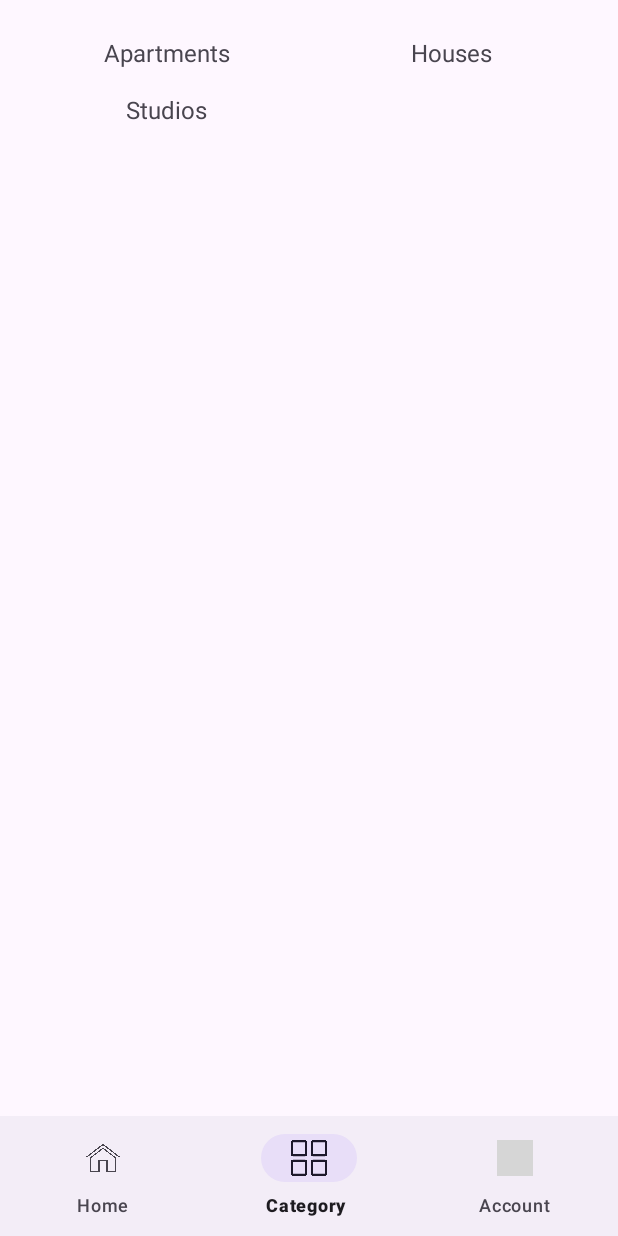
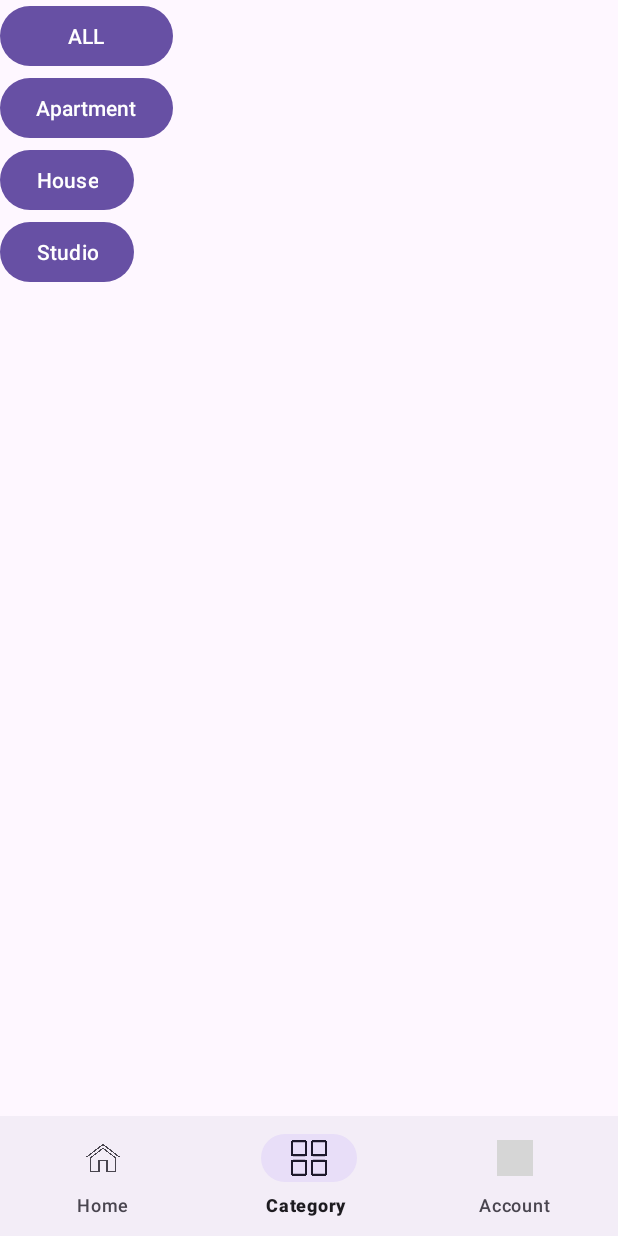
Before and after one commit to YuqiGuo105/RentToOrange, an Android app: the Homepage screen opened directly, with no data from a screen before it, item 2 of the bottom bar chosen, on a phone screen of 412 x 824 dp. Run offline under Robolectric (Android 15) with nearby library versions, the phone set to English and light mode, and no system bars; our stand-ins replace Firebase (no records; nobody signed in at launch, a user with empty details on screens opened directly), Picasso; pictures from the network do not load; grey boxes are pictures that could not be loaded.

Commit message:
Display rent info by category

```diff
--- a/app/src/main/java/com/example/renttoorange/dao/RentInfoRepository.kt
+++ b/app/src/main/java/com/example/renttoorange/dao/RentInfoRepository.kt
@@ -1,15 +1,20 @@
 package com.example.renttoorange.dao
 
 import com.example.renttoorange.model.RentInfo
+import com.google.firebase.database.DataSnapshot
+import com.google.firebase.database.DatabaseError
 import com.google.firebase.database.DatabaseReference
 import com.google.firebase.database.FirebaseDatabase
+import com.google.firebase.database.Query
+import com.google.firebase.database.ValueEventListener
+import com.google.firebase.database.getValue
 
 class RentInfoRepository {
     private var database: DatabaseReference =
         FirebaseDatabase.getInstance().getReference("rentInfo")
 
     fun saveRentInfo(rentInfo: RentInfo, callback: (Boolean) -> Unit) {
-        rentInfo.Id?.let { id ->
+        rentInfo.id?.let { id ->
             database.child(id).setValue(rentInfo).addOnCompleteListener { task ->
                 if (task.isSuccessful) {
                     callback(true)
@@ -19,4 +24,40 @@ class RentInfoRepository {
             }
         } ?: callback(false)
     }
+
+    fun getRentInfoByType(type: String, callback: (List<RentInfo>) -> Unit) {
+        val query = FirebaseDatabase.getInstance().reference.child("rentInfo")
+            .orderByChild("category")
+            .equalTo(type)
+
+        query.get().addOnSuccessListener { dataSnapshot ->
+            val rentInfoList = mutableListOf<RentInfo>()
+            for (item in dataSnapshot.children) {
+                item.getValue<RentInfo>()?.let { rentInfo ->
+                    rentInfoList.add(rentInfo)
+                }
+            }
+            callback(rentInfoList)
+        }.addOnFailureListener {
+            // Handle the failure case, e.g., by returning an empty list or logging the error
+            callback(emptyList())
+        }
+    }
+
+
+    fun retrieveAllRentInfo(callback: (List<RentInfo>?) -> Unit) {
+        database.get().addOnSuccessListener {
+            val rentInfoList = mutableListOf<RentInfo>()
+            for (item in it.children) {
+                item.getValue<RentInfo>()?.let { rentInfo ->
+                    rentInfoList.add(rentInfo)
+                }
+            }
+            callback(rentInfoList)
+        }.addOnFailureListener {
+            callback(null)
+        }
+    }
+
+
 }
--- a/app/src/main/java/com/example/renttoorange/view/Adapters/CategoryAdapter.kt
+++ b/app/src/main/java/com/example/renttoorange/view/Adapters/CategoryAdapter.kt
@@ -5,31 +5,32 @@ import android.view.View
 import android.view.ViewGroup
 import android.widget.TextView
 import androidx.recyclerview.widget.RecyclerView
-import com.example.renttoorange.R
-import com.example.renttoorange.view.MainFragments.Category
+import com.example.renttoorange.model.HouseType
 
-class CategoryAdapter(private val categories: List<Category>) :
-    RecyclerView.Adapter<CategoryAdapter.CategoryViewHolder>() {
+class CategoryAdapter(
+    private val categories: Array<HouseType>,
+    private val onClick: (HouseType) -> Unit
+) : RecyclerView.Adapter<CategoryAdapter.ViewHolder>() {
 
-    override fun onCreateViewHolder(parent: ViewGroup, viewType: Int): CategoryViewHolder {
-        // Make sure this layout is correct and corresponds to the individual item layout
-        val view = LayoutInflater.from(parent.context)
-            .inflate(R.layout.fragment_categories, parent, false)
-        return CategoryViewHolder(view)
+    inner class ViewHolder(view: View) : RecyclerView.ViewHolder(view) {
+        val textView: TextView = view.findViewById(android.R.id.text1)
+
+        init {
+            view.setOnClickListener {
+                onClick(categories[adapterPosition])
+            }
+        }
     }
 
+    override fun onCreateViewHolder(parent: ViewGroup, viewType: Int): ViewHolder {
+        val view = LayoutInflater.from(parent.context)
+            .inflate(android.R.layout.simple_list_item_1, parent, false)
+        return ViewHolder(view)
+    }
 
-    override fun onBindViewHolder(holder: CategoryViewHolder, position: Int) {
-        holder.bind(categories[position])
+    override fun onBindViewHolder(holder: ViewHolder, position: Int) {
+        holder.textView.text = categories[position].name
     }
 
     override fun getItemCount() = categories.size
-
-    class CategoryViewHolder(itemView: View) : RecyclerView.ViewHolder(itemView) {
-        private val nameTextView: TextView = itemView.findViewById(R.id.textview_category_name)
-
-        fun bind(category: Category) {
-            nameTextView.text = category.name
-        }
-    }
 }
--- a/app/src/main/java/com/example/renttoorange/view/MainFragments/CategoryFragment.kt
+++ b/app/src/main/java/com/example/renttoorange/view/MainFragments/CategoryFragment.kt
@@ -5,46 +5,36 @@ import androidx.fragment.app.Fragment
 import android.view.LayoutInflater
 import android.view.View
 import android.view.ViewGroup
+import android.widget.ArrayAdapter
+import android.widget.Button
 import androidx.recyclerview.widget.GridLayoutManager
+import androidx.recyclerview.widget.LinearLayoutManager
 import androidx.recyclerview.widget.RecyclerView
 import com.example.renttoorange.R
+import com.example.renttoorange.dao.RentInfoRepository
+import com.example.renttoorange.model.HouseType
+import com.example.renttoorange.model.RentInfo
 import com.example.renttoorange.view.Adapters.CategoryAdapter
+import com.example.renttoorange.view.Adapters.RentInfoAdapter
 
 class CategoryFragment : Fragment() {
-    private lateinit var categoriesRecyclerView: RecyclerView
-    private lateinit var categoriesAdapter: CategoryAdapter
-    private var categories: List<Category> = listOf() // Initialize with an empty list
+    private lateinit var rentInfoRecyclerView: RecyclerView
+    private val rentInfoRepository = RentInfoRepository()
 
-    override fun onCreateView(
-        inflater: LayoutInflater, container: ViewGroup?,
-        savedInstanceState: Bundle?
-    ): View? {
-        // Inflate the layout for this fragment
-        return inflater.inflate(R.layout.fragment_category, container, false)
+    override fun onCreateView(inflater: LayoutInflater, container: ViewGroup?, savedInstanceState: Bundle?): View? {
+        val view = inflater.inflate(R.layout.fragment_category, container, false)
+
+        rentInfoRecyclerView = view.findViewById(R.id.rentInfoRecyclerView)
+        rentInfoRecyclerView.layoutManager = LinearLayoutManager(context)
+
+        rentInfoRepository.retrieveAllRentInfo { rentInfoList ->
+            if (rentInfoList != null) {
+                rentInfoRecyclerView.adapter = RentInfoAdapter(rentInfoList)
+            } else {
+                // Handle the error scenario
+            }
+        }
+        return view
     }
 
-    override fun onViewCreated(view: View, savedInstanceState: Bundle?) {
-        super.onViewCreated(view, savedInstanceState)
-        categoriesRecyclerView = view.findViewById(R.id.recyclerview_categories)
-        categories = getCategories() // This should fetch the categories from your database or API
-
-        // Ensure the adapter is initialized before the layout pass
-        categoriesAdapter = CategoryAdapter(categories)
-        categoriesRecyclerView.adapter = categoriesAdapter
-        categoriesRecyclerView.layoutManager = GridLayoutManager(context, 2) // Display categories in a 2-column grid
-    }
-
-
-    private fun getCategories(): List<Category> {
-        // This method should return a list of Category objects
-        // For now, let's return a placeholder list
-        return listOf(
-            Category("Apartments"),
-            Category("Houses"),
-            Category("Studios"),
-            // Add more categories as needed
-        )
-    }
 }
-
-data class Category(val name: String)
--- a/app/src/main/res/layout/fragment_category.xml
+++ b/app/src/main/res/layout/fragment_category.xml
@@ -1,12 +1,45 @@
 <?xml version="1.0" encoding="utf-8"?>
-<FrameLayout xmlns:android="http://schemas.android.com/apk/res/android"
+<LinearLayout xmlns:android="http://schemas.android.com/apk/res/android"
     android:layout_width="match_parent"
-    android:layout_height="match_parent">
+    android:layout_height="match_parent"
+    android:orientation="horizontal">
+
+    <LinearLayout
+        android:layout_width="wrap_content"
+        android:layout_height="match_parent"
+        android:orientation="vertical">
+
+        <Button
+            android:id="@+id/all"
+            android:layout_width="match_parent"
+            android:layout_height="wrap_content"
+            android:text="ALL" />
+
+        <Button
+            android:id="@+id/btnApartment"
+            android:layout_width="wrap_content"
+            android:layout_height="wrap_content"
+            android:text="Apartment" />
+
+        <Button
+            android:id="@+id/btnHouse"
+            android:layout_width="wrap_content"
+            android:layout_height="wrap_content"
+            android:text="House" />
+
+        <Button
+            android:id="@+id/btnStudio"
+            android:layout_width="wrap_content"
+            android:layout_height="wrap_content"
+            android:text="Studio" />
+
+    </LinearLayout>
 
     <androidx.recyclerview.widget.RecyclerView
-        android:id="@+id/recyclerview_categories"
+        android:id="@+id/rentInfoRecyclerView"
         android:layout_width="match_parent"
         android:layout_height="match_parent"
-        android:padding="16dp" />
+        android:orientation="vertical" />
 
-</FrameLayout>
+
+</LinearLayout>
```
Also changed, not shown: app/src/main/java/com/example/renttoorange/model/RentInfo.kt (+10 -9 lines), app/src/main/java/com/example/renttoorange/view/Adapters/RentInfoAdapter.kt (+41 -1 lines), app/src/main/res/layout/rent_info_item.xml (added, +21 -0 lines).
